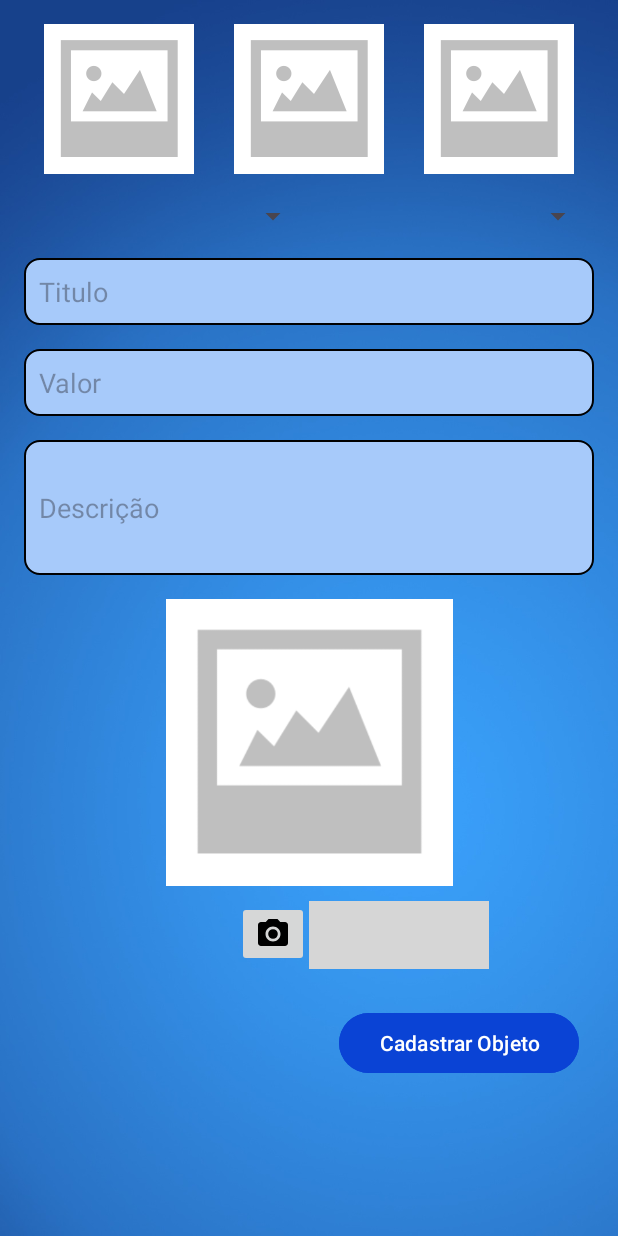
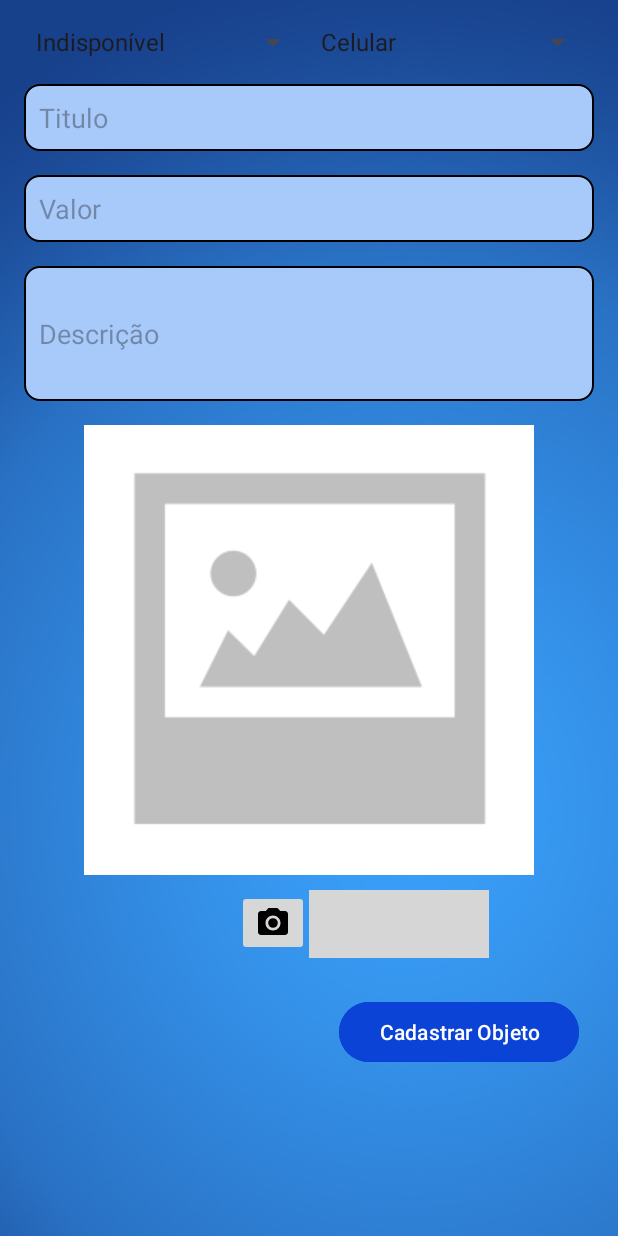
Before and after one commit to theycelz/Trabalho-ProgMobile3, an Android app: the CadastrarObjetoActivity screen opened directly, with no data from a screen before it, on a phone screen of 412 x 824 dp. Run offline under Robolectric (Android 15) with nearby library versions, the phone set to English and light mode, and no system bars; grey boxes are pictures that could not be loaded.

Commit message:
update: infla spinners e melhora visualização da imagem

```diff
--- a/App/app/src/main/java/com/example/aplicacaofinal/activity/CadastrarObjetoActivity.java
+++ b/App/app/src/main/java/com/example/aplicacaofinal/activity/CadastrarObjetoActivity.java
@@ -21,8 +21,10 @@ import android.os.Environment;
 import android.provider.MediaStore;
 import android.util.Log;
 import android.view.View;
+import android.widget.ArrayAdapter;
 import android.widget.EditText;
 import android.widget.ImageView;
+import android.widget.Spinner;
 import android.widget.Toast;
 
 import com.example.aplicacaofinal.R;
@@ -43,7 +45,8 @@ public class CadastrarObjetoActivity extends AppCompatActivity {
     static final int REQUEST_IMAGE_CAPTURE = 1;
     byte foto[];
     private static final String IMAGE_DIRECTORY = "/camera2022";
-    private ImageView imagem1, imagem2, imagem3;
+
+    private Spinner campoSituacao, campoCategoria;
 
     @Override
     protected void onCreate(Bundle savedInstanceState) {
@@ -53,6 +56,7 @@ public class CadastrarObjetoActivity extends AppCompatActivity {
         setContentView(binding.getRoot());
 
         inicializarComponentes();
+        carregarDadosSpinner();
 
         binding.btnTirarFoto.setOnClickListener(new View.OnClickListener() {
             @Override
@@ -79,11 +83,30 @@ public class CadastrarObjetoActivity extends AppCompatActivity {
         Log.d("salvar","salvarObjeto: " + valor);
     }
 
+    private void carregarDadosSpinner(){
+        //Inflando spinner para situção dos objetos
+        String [] situacao = getResources().getStringArray(R.array.situacao);
+        ArrayAdapter<String> adapter = new ArrayAdapter<String>(
+                this, android.R.layout.simple_spinner_item, situacao);
+
+        adapter.setDropDownViewResource(android.R.layout.simple_spinner_dropdown_item);
+        campoSituacao.setAdapter(adapter);
+
+        //Inflando spinner para categoria dos objetos
+        String [] categorias = getResources().getStringArray(R.array.categoria);
+        ArrayAdapter<String> adapterCategoria = new ArrayAdapter<String>(
+                this, android.R.layout.simple_spinner_item, categorias);
+
+        adapterCategoria.setDropDownViewResource(android.R.layout.simple_spinner_dropdown_item);
+        campoCategoria.setAdapter(adapterCategoria);
+    }
 
     private void inicializarComponentes(){
         campoTitulo = findViewById(R.id.editTitulo);
         campoDescricao = findViewById(R.id.editDescricao);
         campoValor = findViewById(R.id.editValor);
+        campoSituacao = findViewById(R.id.spinnerSituacao);
+        campoCategoria = findViewById(R.id.spinnerCategoria);
     }
 
     @Override
@@ -105,8 +128,8 @@ public class CadastrarObjetoActivity extends AppCompatActivity {
         if (requestCode == REQUEST_IMAGE_CAPTURE && resultCode == RESULT_OK) {
             Bundle extras = data.getExtras();
             Bitmap bitmap = (Bitmap) extras.get("data");
-            binding.imageView7.setImageBitmap(resizeImage(bitmap,
-                    300, 600));
+            binding.imageObjetoCadastrado.setImageBitmap(resizeImage(bitmap,
+                    600, 600));
             saveImage(bitmap);
             Toast.makeText(CadastrarObjetoActivity.this, "Imagem Salva!",
                     Toast.LENGTH_SHORT).show();
@@ -123,7 +146,7 @@ public class CadastrarObjetoActivity extends AppCompatActivity {
                     Toast.makeText(CadastrarObjetoActivity.this, "Imagem OK!",
                             Toast.LENGTH_SHORT).show();
                     // Print on screen
-                    binding.imageView7.setImageBitmap(resizeImage(bitmap, 300, 600));
+                    binding.imageObjetoCadastrado.setImageBitmap(resizeImage(bitmap, 300, 600));
                 } catch (IOException e) {
                     e.printStackTrace();
                     Toast.makeText(CadastrarObjetoActivity.this, "Falha!",
--- a/App/app/src/main/res/layout/activity_cadastrar_objeto.xml
+++ b/App/app/src/main/res/layout/activity_cadastrar_objeto.xml
@@ -11,46 +11,18 @@
 
     <LinearLayout
         android:layout_width="match_parent"
-        android:layout_height="100dp"
-        android:layout_marginBottom="16dp"
-        android:orientation="horizontal">
-
-        <ImageView
-            android:id="@+id/imageCadastro1"
-            android:layout_width="wrap_content"
-            android:layout_height="wrap_content"
-            android:layout_weight="1"
-            app:srcCompat="@drawable/padrao" />
-
-        <ImageView
-            android:id="@+id/imageCadastro2"
-            android:layout_width="wrap_content"
-            android:layout_height="wrap_content"
-            android:layout_weight="1"
-            app:srcCompat="@drawable/padrao" />
-
-        <ImageView
-            android:id="@+id/imageView4"
-            android:layout_width="wrap_content"
-            android:layout_height="wrap_content"
-            android:layout_weight="1"
-            app:srcCompat="@drawable/padrao" />
-    </LinearLayout>
-
-    <LinearLayout
-        android:layout_width="match_parent"
         android:layout_height="wrap_content"
         android:layout_marginBottom="16dp"
         android:orientation="horizontal">
 
         <Spinner
-            android:id="@+id/spinner"
+            android:id="@+id/spinnerSituacao"
             android:layout_width="match_parent"
             android:layout_height="wrap_content"
             android:layout_weight="1" />
 
         <Spinner
-            android:id="@+id/spinner2"
+            android:id="@+id/spinnerCategoria"
             android:layout_width="match_parent"
             android:layout_height="wrap_content"
             android:layout_weight="1" />
@@ -95,12 +67,12 @@
         android:padding="10dp" />
 
     <ImageView
-        android:id="@+id/imageView7"
+        android:id="@+id/imageObjetoCadastrado"
         android:layout_width="wrap_content"
-        android:layout_height="191dp"
+        android:layout_height="wrap_content"
         android:layout_gravity="center"
-        app:srcCompat="@drawable/padrao"
-        android:layout_marginBottom="10dp"/>
+        android:layout_marginBottom="10dp"
+        app:srcCompat="@drawable/padrao" />
 
     <LinearLayout
         android:layout_width="wrap_content"
--- a/App/app/src/main/res/values/strings.xml
+++ b/App/app/src/main/res/values/strings.xml
@@ -7,40 +7,24 @@
     <string name="next">Next</string>
     <string name="previous">Previous</string>
 
-    <string name="lorem_ipsum">
-        Lorem ipsum dolor sit amet, consectetur adipiscing elit. Nam in scelerisque sem. Mauris
-        volutpat, dolor id interdum ullamcorper, risus dolor egestas lectus, sit amet mattis purus
-        dui nec risus. Maecenas non sodales nisi, vel dictum dolor. Class aptent taciti sociosqu ad
-        litora torquent per conubia nostra, per inceptos himenaeos. Suspendisse blandit eleifend
-        diam, vel rutrum tellus vulputate quis. Aliquam eget libero aliquet, imperdiet nisl a,
-        ornare ex. Sed rhoncus est ut libero porta lobortis. Fusce in dictum tellus.\n\n
-        Suspendisse interdum ornare ante. Aliquam nec cursus lorem. Morbi id magna felis. Vivamus
-        egestas, est a condimentum egestas, turpis nisl iaculis ipsum, in dictum tellus dolor sed
-        neque. Morbi tellus erat, dapibus ut sem a, iaculis tincidunt dui. Interdum et malesuada
-        fames ac ante ipsum primis in faucibus. Curabitur et eros porttitor, ultricies urna vitae,
-        molestie nibh. Phasellus at commodo eros, non aliquet metus. Sed maximus nisl nec dolor
-        bibendum, vel congue leo egestas.\n\n
-        Sed interdum tortor nibh, in sagittis risus mollis quis. Curabitur mi odio, condimentum sit
-        amet auctor at, mollis non turpis. Nullam pretium libero vestibulum, finibus orci vel,
-        molestie quam. Fusce blandit tincidunt nulla, quis sollicitudin libero facilisis et. Integer
-        interdum nunc ligula, et fermentum metus hendrerit id. Vestibulum lectus felis, dictum at
-        lacinia sit amet, tristique id quam. Cras eu consequat dui. Suspendisse sodales nunc ligula,
-        in lobortis sem porta sed. Integer id ultrices magna, in luctus elit. Sed a pellentesque
-        est.\n\n
-        Aenean nunc velit, lacinia sed dolor sed, ultrices viverra nulla. Etiam a venenatis nibh.
-        Morbi laoreet, tortor sed facilisis varius, nibh orci rhoncus nulla, id elementum leo dui
-        non lorem. Nam mollis ipsum quis auctor varius. Quisque elementum eu libero sed commodo. In
-        eros nisl, imperdiet vel imperdiet et, scelerisque a mauris. Pellentesque varius ex nunc,
-        quis imperdiet eros placerat ac. Duis finibus orci et est auctor tincidunt. Sed non viverra
-        ipsum. Nunc quis augue egestas, cursus lorem at, molestie sem. Morbi a consectetur ipsum, a
-        placerat diam. Etiam vulputate dignissim convallis. Integer faucibus mauris sit amet finibus
-        convallis.\n\n
-        Phasellus in aliquet mi. Pellentesque habitant morbi tristique senectus et netus et
-        malesuada fames ac turpis egestas. In volutpat arcu ut felis sagittis, in finibus massa
-        gravida. Pellentesque id tellus orci. Integer dictum, lorem sed efficitur ullamcorper,
-        libero justo consectetur ipsum, in mollis nisl ex sed nisl. Donec maximus ullamcorper
-        sodales. Praesent bibendum rhoncus tellus nec feugiat. In a ornare nulla. Donec rhoncus
-        libero vel nunc consequat, quis tincidunt nisl eleifend. Cras bibendum enim a justo luctus
-        vestibulum. Fusce dictum libero quis erat maximus, vitae volutpat diam dignissim.
-    </string>
+    <string-array name="situacao">
+        <item>Indisponível</item>
+        <item>Em estoque</item>
+        <item>Vendido</item>
+        <item>Aguardando chegada</item>
+    </string-array>
+
+    <string-array name="categoria">
+        <item>Celular</item>
+        <item>Computador</item>
+        <item>Mesa</item>
+        <item>Cadeira</item>
+        <item>Escrivaninha</item>
+        <item>Armário</item>
+        <item>Guarda-roupa</item>
+        <item>Impressora</item>
+        <item>Controle Remoto</item>
+        <item>Ventilador</item>
+        <item>Outros</item>
+    </string-array>
 </resources>
```
